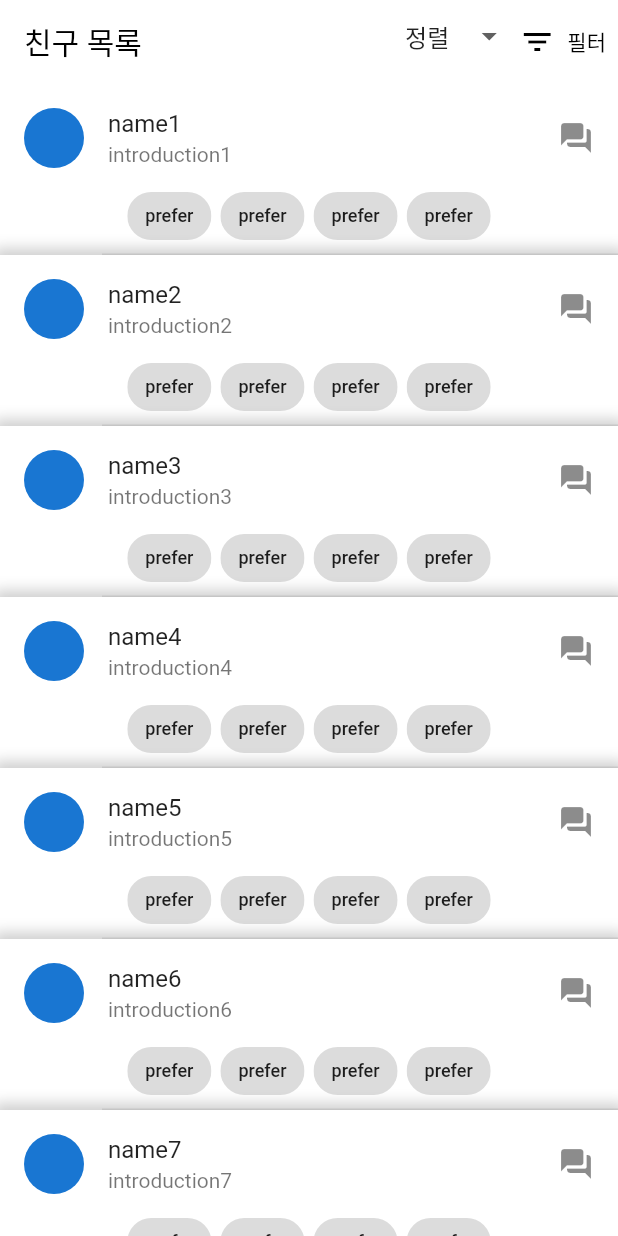
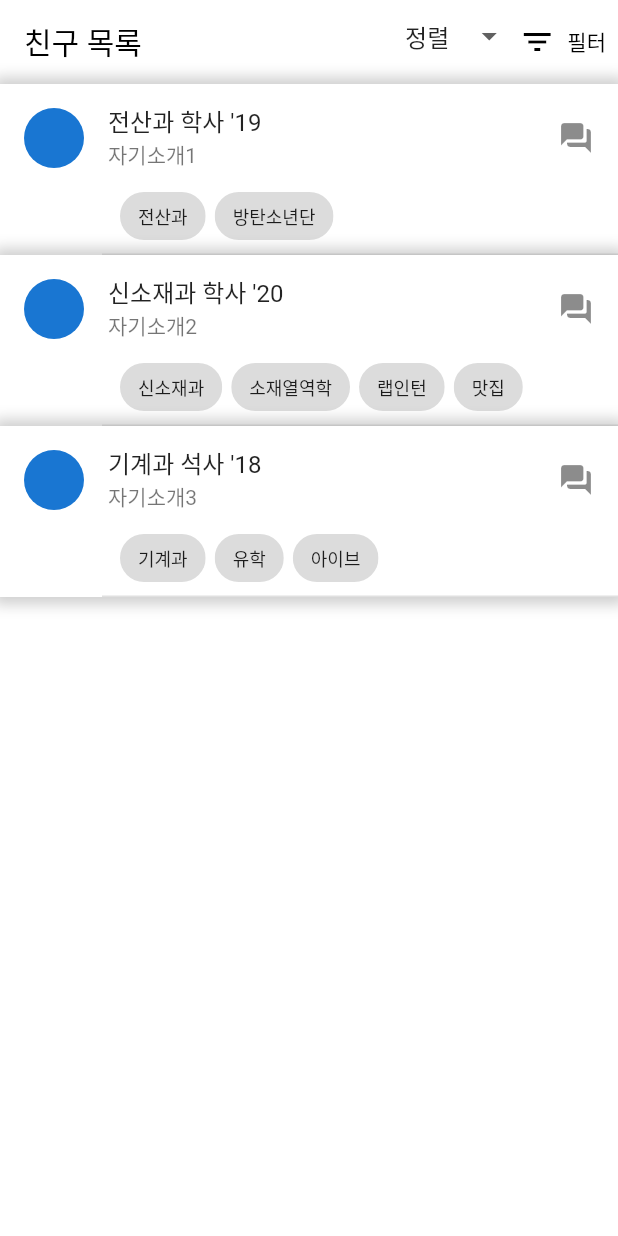
Before and after one commit to Yenu-Project/kai-friends-app, a Flutter app: the FriendListScreen screen opened directly, on a phone screen of 412 x 824 dp. Run offline on Flutter 3.47's test engine with Material 2 defaults, Android fonts, the phone set to English and light mode, and no system bars; drawn by our look-alikes of flutter_slidable; accounts and stored records are empty.

Commit message:
refactor(user class): make models directory

```diff
--- a/lib/screens/main/sample_users.dart
+++ b/lib/models/sample/sample_users.dart
@@ -1,4 +1,4 @@
-import 'package:kai_friends_app/screens/main/user.dart';
+import 'package:kai_friends_app/models/user.dart';
 
 List<UserProfile> sampleUserProfiles = [
   UserProfile(
@@ -10,6 +10,7 @@ List<UserProfile> sampleUserProfiles = [
     majorPreference: ['전산과'],
     classPreference: ['데이터구조', '이산구조'],
     interestPreference: ['방탄소년단', '세븐틴'],
+    mainPreference: ['전산과', '방탄소년단'],
   ),
   UserProfile(
     profileImage: 'images/profile_picture.png',
@@ -20,6 +21,7 @@ List<UserProfile> sampleUserProfiles = [
     majorPreference: ['신소재과'],
     classPreference: ['신소재개론', '소재열역학'],
     interestPreference: ['랩인턴', '맛집'],
+    mainPreference: ['신소재과', '소재열역학', '랩인턴', '맛집'],
   ),
   UserProfile(
     profileImage: 'images/profile_picture.png',
@@ -30,5 +32,6 @@ List<UserProfile> sampleUserProfiles = [
     majorPreference: ['기계과'],
     classPreference: ['시모제', '동역학'],
     interestPreference: ['유학', '아이브'],
+    mainPreference: ['기계과', '유학', '아이브'],
   ),
 ];
--- a/lib/screens/main/user.dart
+++ b/lib/models/user.dart
@@ -8,6 +8,7 @@ class UserProfile {
   final List<String> majorPreference;
   final List<String> classPreference;
   final List<String> interestPreference;
+  final List<String> mainPreference;
 
   UserProfile({
     required this.profileImage,
@@ -18,5 +19,6 @@ class UserProfile {
     required this.majorPreference,
     required this.classPreference,
     required this.interestPreference,
+    required this.mainPreference,
   });
 }
--- a/lib/screens/friend/friend_list.dart
+++ b/lib/screens/friend/friend_list.dart
@@ -1,27 +1,13 @@
+import 'package:flutter/cupertino.dart';
 import 'package:flutter/material.dart';
 import 'package:flutter_slidable/flutter_slidable.dart';
+import 'package:kai_friends_app/models/sample/sample_users.dart';
+import 'package:kai_friends_app/models/user.dart';
 import '../../widgets/color_chip.dart';
 import '../../widgets/top_app_bar.dart';
 
-class Friend {
-  String name;
-  String introduction;
-  List<String> preferences;
-
-  Friend(this.name, this.introduction, this.preferences);
-}
-
 class FriendListScreen extends StatefulWidget {
-  final List<Friend> friends = List<Friend>.from([
-    Friend('name1', 'introduction1', ['prefer', 'prefer', 'prefer', 'prefer']),
-    Friend('name2', 'introduction2', ['prefer', 'prefer', 'prefer', 'prefer']),
-    Friend('name3', 'introduction3', ['prefer', 'prefer', 'prefer', 'prefer']),
-    Friend('name4', 'introduction4', ['prefer', 'prefer', 'prefer', 'prefer']),
-    Friend('name5', 'introduction5', ['prefer', 'prefer', 'prefer', 'prefer']),
-    Friend('name6', 'introduction6', ['prefer', 'prefer', 'prefer', 'prefer']),
-    Friend('name7', 'introduction7', ['prefer', 'prefer', 'prefer', 'prefer']),
-    Friend('name8', 'introduction8', ['prefer', 'prefer', 'prefer', 'prefer']),
-  ]);
+  final List<UserProfile> friends = List<UserProfile>.from(sampleUserProfiles);
 
   FriendListScreen({
     Key? key,
@@ -34,7 +20,7 @@ class FriendListScreen extends StatefulWidget {
 class _FriendListScreenState extends State<FriendListScreen> {
   String dropdownValue = '정렬';
   List<String> sortingType = ['정렬', '추가순', '학과순', '학번순'];
-  List<Friend> friends = [];
+  List<UserProfile> friends = [];
 
   @override
   void initState() {
@@ -79,7 +65,7 @@ class _FriendListScreenState extends State<FriendListScreen> {
           itemCount: widget.friends.length,
           itemBuilder: (context, index) {
             return FriendListTile(
-              key: Key(friends[index].name),
+              key: Key(friends[index].selfIntroduction),
               friend: friends[index],
               onPressedDeletion: () {
                 setState(() {
@@ -96,7 +82,7 @@ class _FriendListScreenState extends State<FriendListScreen> {
 }
 
 class FriendListTile extends StatelessWidget {
-  final Friend friend;
+  final UserProfile friend;
   final Function onPressedDeletion;
   final Function onPressedMove;
 
@@ -142,25 +128,33 @@ class FriendListTile extends StatelessWidget {
       ),
       child: Container(
         child: Column(
+          crossAxisAlignment: CrossAxisAlignment.start,
           children: <Widget>[
             ListTile(
               leading: const CircleAvatar(
                 radius: 20.0,
               ),
-              title: Text(friend.name),
-              subtitle: Text(friend.introduction),
+              title: Text('${friend.major} \'${friend.year}'),
+              subtitle: Text(friend.selfIntroduction),
               trailing: const Icon(
                 Icons.question_answer_rounded,
               ),
             ),
+            Row(
+              children: [
+                const SizedBox(
+                  width: 80.0,
+                ),
                 Wrap(
                   spacing: 6.0,
                   runSpacing: 6.0,
-              children: friend.preferences
+                  children: friend.mainPreference
                       .map((e) => ColorChip(
                             text: e,
                           ))
                       .toList(),
+                ),
+              ],
             ),
             const SizedBox(
               height: 10.0,
--- a/lib/screens/main/friend_recommendation.dart
+++ b/lib/screens/main/friend_recommendation.dart
@@ -1,8 +1,8 @@
 import 'dart:collection';
 
 import 'package:flutter/material.dart';
-import 'package:kai_friends_app/screens/main/sample_users.dart';
-import 'package:kai_friends_app/screens/main/user.dart';
+import 'package:kai_friends_app/models/sample/sample_users.dart';
+import 'package:kai_friends_app/models/user.dart';
 import 'package:kai_friends_app/screens/main/user_profile_view.dart';
 
 class UserRecommendationScreen extends StatefulWidget {
--- a/lib/screens/main/user_profile_view.dart
+++ b/lib/screens/main/user_profile_view.dart
@@ -1,5 +1,5 @@
 import 'package:flutter/material.dart';
-import 'package:kai_friends_app/screens/main/user.dart';
+import 'package:kai_friends_app/models/user.dart';
 import 'package:kai_friends_app/widgets/color_chip.dart';
 
 class UserProfileView extends StatelessWidget {
```
Also changed, not shown: lib/screens/register/register_confirm.dart (+4 -3 lines). Lines whose indentation alone changed are shown as unchanged.
